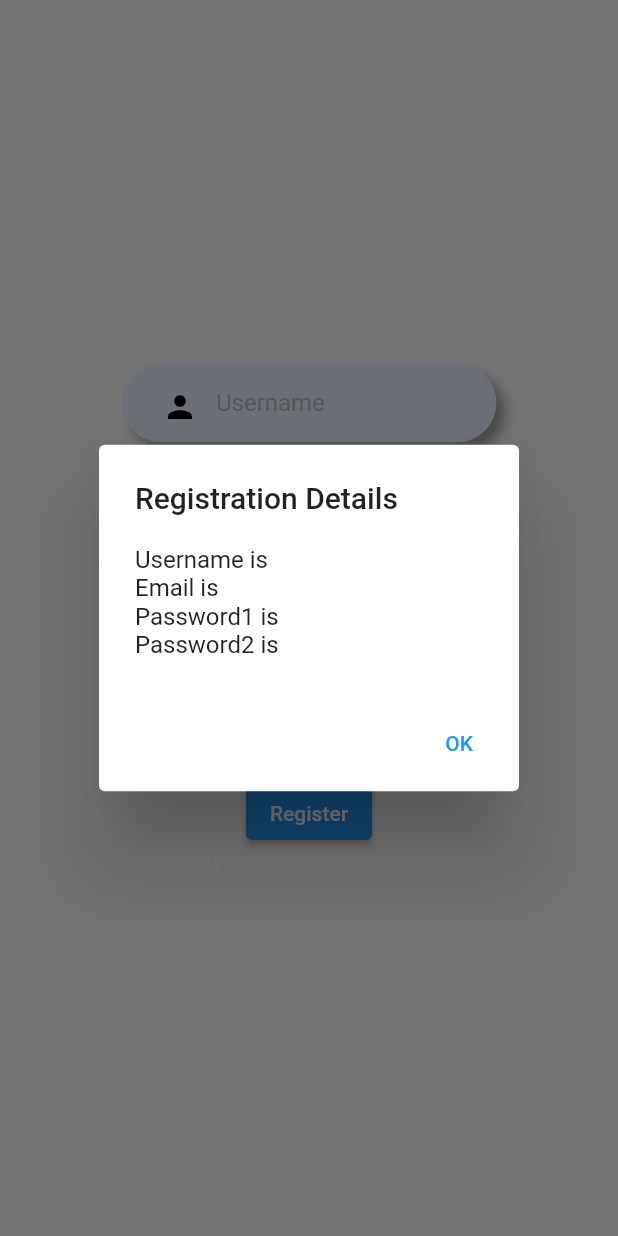
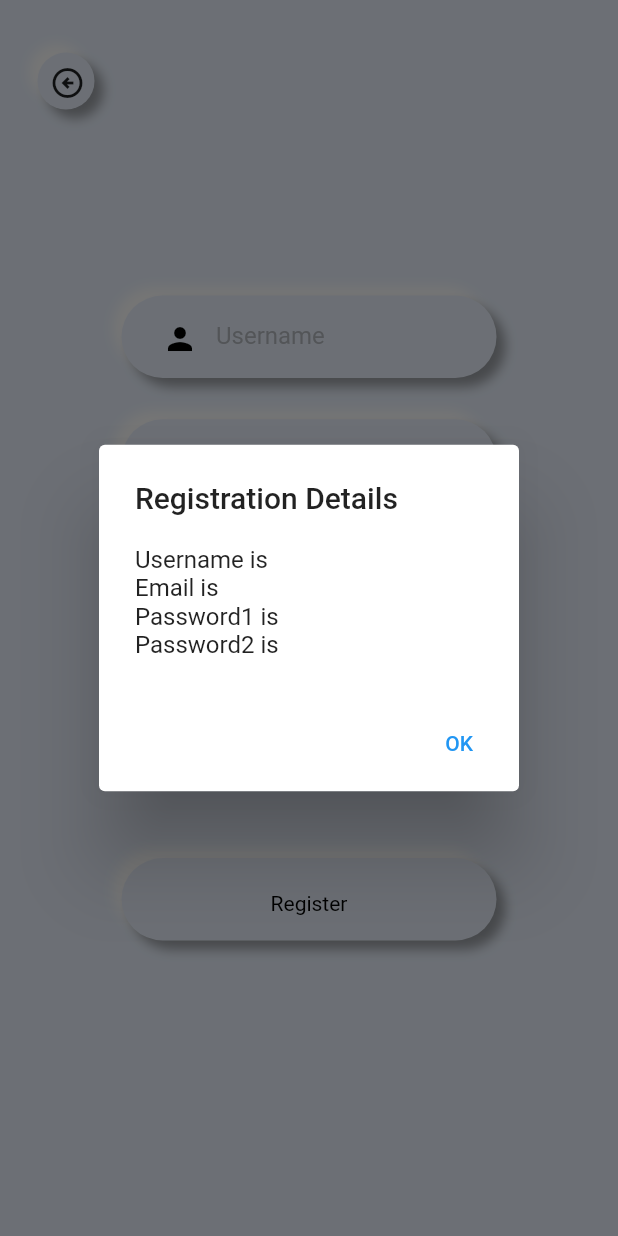
Before and after one commit to funglobaldesign/Nokosu2023-Frontend, a Flutter app: the RegistrationPage screen opened directly, after a tap on "Register", on a phone screen of 412 x 824 dp. Run offline on Flutter 3.47's test engine with Material 2 defaults, Android fonts, the phone set to English and light mode, and no system bars; our stand-ins replace flutter_inset_box_shadow, shared_preferences; accounts and stored records are empty; generated files the repository leaves out were written again.

Commit message:
Login and registration

```diff
--- a/lib/Components/button_submit.dart
+++ b/lib/Components/button_submit.dart
@@ -1,14 +1,20 @@
 import 'package:flutter/material.dart';
+import 'package:nokosu2023/Components/SubComponents/neumorphism.dart';
+import 'package:nokosu2023/src/constants.dart';
 
 //Button for Login/Registration submit
 class ButtonSubmit extends StatefulWidget {
   final String text;
   final Function onPressed;
+  final double boxWidth;
+  final double boxHeight;
 
   const ButtonSubmit({
     Key? key,
     required this.text,
     required this.onPressed,
+    this.boxWidth = NumericConsts.defBoxWidth,
+    this.boxHeight = NumericConsts.defBoxHeight,
   }) : super(key: key);
 
   @override
@@ -19,11 +25,24 @@ class ButtomSubmitState extends State<ButtonSubmit> {
   @override
   Widget build(BuildContext context) {
     return SizedBox(
-      child: ElevatedButton(
-        child: Text(widget.text),
-        onPressed: () {
-          widget.onPressed();
-        },
+      width: widget.boxWidth,
+      height: widget.boxHeight,
+      child: Neumo(
+        child: InkWell(
+          child: Align(
+            alignment: Alignment.center,
+            child: Text(
+              widget.text,
+              textAlign: TextAlign.center,
+              style: const TextStyle(
+                color: ThemeColours.txtBlack,
+              ),
+            ),
+          ),
+          onTap: () {
+            widget.onPressed();
+          },
+        ),
       ),
     );
   }
--- a/lib/Components/input_field.dart
+++ b/lib/Components/input_field.dart
@@ -6,6 +6,7 @@ class InputField extends StatefulWidget {
   final String label;
   final String err;
   final double boxWidth;
+  final double boxHeight;
   final TextEditingController controller;
   final bool ispasswordField;
   final IconData prefixicon;
@@ -15,7 +16,8 @@ class InputField extends StatefulWidget {
     required this.label,
     required this.controller,
     required this.prefixicon,
-    this.boxWidth = 250,
+    this.boxWidth = NumericConsts.defBoxWidth,
+    this.boxHeight = NumericConsts.defBoxHeight,
     this.err = '',
     this.ispasswordField = false,
   }) : super(key: key);
@@ -36,11 +38,13 @@ class InputFieldState extends State<InputField> {
   @override
   Widget build(BuildContext context) {
     return SizedBox(
-      width: widget.boxWidth,
       child: Column(
         crossAxisAlignment: CrossAxisAlignment.start,
         children: [
-          Neumo(
+          SizedBox(
+            width: widget.boxWidth,
+            height: widget.boxHeight,
+            child: Neumo(
               child: TextFormField(
                 controller: widget.controller,
                 obscureText: obscureText,
@@ -56,7 +60,9 @@ class InputFieldState extends State<InputField> {
                   suffixIcon: widget.ispasswordField
                       ? IconButton(
                           icon: Icon(
-                          obscureText ? Icons.visibility : Icons.visibility_off,
+                            obscureText
+                                ? Icons.visibility
+                                : Icons.visibility_off,
                             color: ThemeColours.iconBlack,
                           ),
                           onPressed: () {
@@ -69,10 +75,21 @@ class InputFieldState extends State<InputField> {
                 ),
               ),
             ),
-          Text(
+          ),
+          SizedBox(
+            width: widget.boxWidth,
+            height: widget.boxHeight / 2,
+            child: Align(
+              alignment: Alignment.center,
+              child: Text(
                 widget.err,
-            style: const TextStyle(color: ThemeColours.txtRed),
+                textAlign: TextAlign.center,
+                style: const TextStyle(
+                  color: ThemeColours.txtRed,
                 ),
+              ),
+            ),
+          )
         ],
       ),
     );
--- a/lib/Screens/registration.dart
+++ b/lib/Screens/registration.dart
@@ -1,9 +1,10 @@
 import 'package:flutter/material.dart';
-import 'package:nokosu2023/Components/button_link.dart';
+import 'package:nokosu2023/Components/SubComponents/neumorphism.dart';
 import 'package:nokosu2023/Components/button_submit.dart';
 import 'package:nokosu2023/Components/input_field.dart';
-import 'package:nokosu2023/Components/popup_info.dart';
-import 'package:nokosu2023/Screens/login.dart';
+import 'package:flutter_gen/gen_l10n/app_localizations.dart';
+import 'package:nokosu2023/src/constants.dart';
+import 'package:nokosu2023/src/staticFunctions.dart';
 
 class RegistrationPage extends StatefulWidget {
   const RegistrationPage({Key? key}) : super(key: key);
@@ -18,68 +19,85 @@ class _RegistrationPageState extends State<RegistrationPage> {
   TextEditingController password1Controller = TextEditingController();
   TextEditingController password2Controller = TextEditingController();
 
-  void register() {
-    showDialog(
-      context: context,
-      builder: (context) {
-        return PopupInfo(
-          title: 'Registration Details',
-          info:
-              'Username is ${usernameController.text}\nEmail is ${emailController.text}\nPassword1 is ${password1Controller.text}\nPassword2 is ${password2Controller.text}',
-        );
-      },
-    );
-  }
+  late AppLocalizations locale;
 
-  void redirectLogin() {
-    Navigator.push(
-      context,
-      MaterialPageRoute(builder: (context) => const LoginPage()),
-    );
+  @override
+  void didChangeDependencies() {
+    super.didChangeDependencies();
+    locale = AppLocalizations.of(context)!;
   }
 
   @override
   Widget build(BuildContext context) {
     return Scaffold(
       appBar: null,
-      body: Center(
+      backgroundColor: ThemeColours.bgBlueWhite,
+      body: Stack(children: [
+        Center(
           child: Column(
             mainAxisAlignment: MainAxisAlignment.center,
             children: <Widget>[
               InputField(
-              label: 'Username',
+                label: locale.username,
                 controller: usernameController,
                 prefixicon: Icons.person,
               ),
               InputField(
-              label: 'Email',
+                label: locale.email,
                 controller: emailController,
-              prefixicon: Icons.person,
+                prefixicon: Icons.email,
               ),
               InputField(
-              label: 'Password',
+                label: locale.password,
                 controller: password1Controller,
                 ispasswordField: true,
-              prefixicon: Icons.person,
+                prefixicon: Icons.lock,
               ),
               InputField(
-              label: 'Password Confirmation',
+                label: locale.passwordconf,
                 controller: password2Controller,
                 ispasswordField: true,
-              prefixicon: Icons.person,
+                prefixicon: Icons.lock_person,
+              ),
+              const SizedBox(
+                height: 45,
               ),
               ButtonSubmit(
-              text: 'Register',
-              onPressed: register,
+                text: locale.register,
+                onPressed: () {
+                  UtilityFunction.register(
+                      context,
+                      usernameController,
+                      emailController,
+                      password1Controller,
+                      password2Controller);
+                },
               ),
-            ButtonLink(
-              textLabel: 'Already registered? ',
-              textLink: 'Login here',
-              onPressed: redirectLogin,
-            )
             ],
           ),
         ),
+        const Positioned(
+          top: 35,
+          left: 25,
+          width: 38,
+          height: 38,
+          child: Neumo(
+            child: SizedBox(),
+          ),
+        ),
+        Positioned(
+          top: 35,
+          left: 25,
+          width: 40,
+          height: 40,
+          child: IconButton(
+            icon: const Icon(Icons.arrow_circle_left_outlined),
+            onPressed: () {
+              RedirectFunctions.redirectLogin(context);
+            },
+          ),
+        )
+      ]),
     );
   }
 }
--- a/lib/src/constants.dart
+++ b/lib/src/constants.dart
@@ -15,7 +15,10 @@ abstract class ThemeColours {
 
   // Shadow Colours
   static const Color shadowDark = Color(0x88555555);
-  static const Color shadowLight = Color(0xAAFFFFFF);
+  static const Color shadowLight = Color(0xFFFFFFFF);
 }
 
-abstract class NumericConsts {}
+abstract class NumericConsts {
+  static const double defBoxWidth = 250;
+  static const double defBoxHeight = 55;
+}
--- /dev/null
+++ b/lib/src/staticFunctions.dart
@@ -0,0 +1,65 @@
+import 'package:flutter/material.dart';
+import 'package:nokosu2023/Components/popup_info.dart';
+import 'package:nokosu2023/Screens/login.dart';
+import 'package:nokosu2023/Screens/registration.dart';
+
+abstract class RedirectFunctions {
+  static void redirectRegistration(context) {
+    Navigator.push(
+      context,
+      MaterialPageRoute(builder: (context) => const RegistrationPage()),
+    );
+  }
+
+  static void redirectResetPassword(context) {
+    Navigator.push(
+      context,
+      MaterialPageRoute(builder: (context) => const LoginPage()),
+    );
+  }
+
+  static void redirectLogin(context) {
+    Navigator.push(
+      context,
+      MaterialPageRoute(builder: (context) => const LoginPage()),
+    );
+  }
+}
+
+abstract class UtilityFunction {
+  static void login(
+    context,
+    usernameController,
+    passwordController,
+  ) {
+    showDialog(
+      context: context,
+      builder: (context) {
+        return PopupInfo(
+          title: 'Login Details',
+          info:
+              'Username is ${usernameController.text}\nPassword is ${passwordController.text}',
+        );
+      },
+    );
+  }
+
+  static void register(
+    context,
+    usernameController,
+    emailController,
+    password1Controller,
+    password2Controller,
+  ) {
+    showDialog(
+      context: context,
+      builder: (context) {
+        return PopupInfo(
+          title: 'Registration Details',
+          info:
+              'Username is ${usernameController.text}\nEmail is ${emailController.text}\nPassword1 is ${password1Controller.text}\nPassword2 is ${password2Controller.text}',
+        );
+      },
+    );
+  }
+}
```
Also changed, not shown: lib/Screens/login.dart (+24 -24 lines), lib/l10n/app_en.arb (+8 -3 lines), lib/l10n/app_ja.arb (+8 -3 lines), lib/l10n/app_ko.arb (+8 -3 lines), lib/l10n/app_zh.arb (+8 -3 lines), lib/l10n/localization_data.csv (+7 -2 lines). Lines whose indentation alone changed are shown as unchanged.
